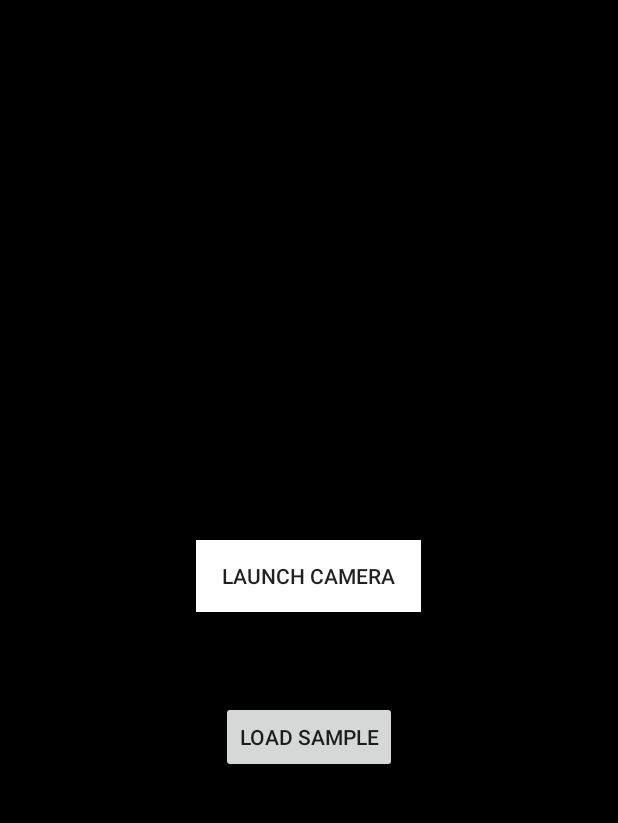
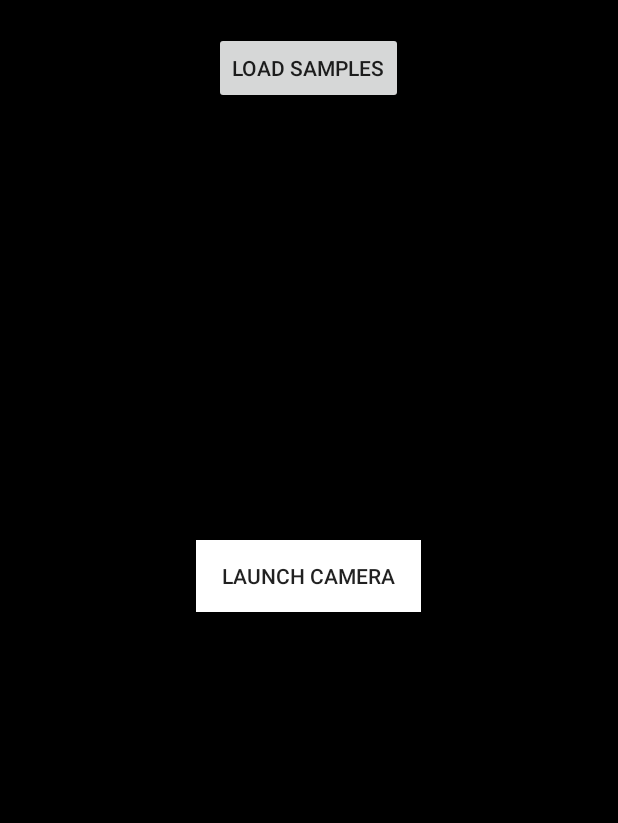
Before and after one commit to fed1620/ribbit, an Android app: the screen it shows after launch (MainActivity), on a phone screen of 412 x 824 dp, the part 84-907 px from its top. Run offline under Robolectric (Android 15) with nearby library versions, the phone set to English and light mode, and no system bars.

Commit message:
Changed recursive path retrieval to a nested loop and created image gallery to test the retrieval/viewing of the character base

```diff
--- a/app/src/main/res/layout/activity_main.xml
+++ b/app/src/main/res/layout/activity_main.xml
@@ -62,14 +62,13 @@
 
     <Button
         style="?android:attr/buttonStyleSmall"
-        android:onClick="loadSamplePool"
+        android:onClick="displaySamples"
         android:layout_width="wrap_content"
         android:layout_height="wrap_content"
         android:text="@string/sampleButton"
         android:id="@+id/sampleButton"
-        android:layout_below="@+id/button"
-        android:layout_centerHorizontal="true"
-        android:layout_marginTop="59dp" />
+        android:layout_alignTop="@+id/imageView"
+        android:layout_centerHorizontal="true" />
 
     <ImageView
         android:layout_width="100dp"
@@ -79,4 +78,19 @@
         android:layout_centerHorizontal="true"
         android:contentDescription="@string/sampleDescription" />
 
+    <HorizontalScrollView
+        android:layout_width="wrap_content"
+        android:layout_height="wrap_content"
+        android:id="@+id/sampleScrollView"
+        android:layout_alignTop="@+id/textView"
+        android:layout_centerHorizontal="true" >
+
+        <LinearLayout
+            android:id="@+id/sampleGallery"
+            android:orientation="horizontal"
+            android:gravity="center"
+            android:layout_width="wrap_content"
+            android:layout_height="wrap_content"/>
+    </HorizontalScrollView>
+
 </RelativeLayout>
--- a/app/src/main/res/values/strings.xml
+++ b/app/src/main/res/values/strings.xml
@@ -8,11 +8,11 @@
     <string name="welcomeMessage">Take a picture to get started!</string>
     <string name="processButton">Process</string>
     <string name="retakeButton">Retake</string>
+    <string name="sampleButton">Load Samples</string>
+    <string name="sampleDescription">a character from our sample base</string>
 
     <!--Process Activity-->
     <string name="title_activity_process">Process</string>
     <string name="segmentButton">Segment</string>
     <string name="precisionButton">Precision Segment</string>
-    <string name="sampleButton">Load Sample</string>
-    <string name="sampleDescription">a character from our sample base</string>
 </resources>
```
Also changed, not shown: app/src/main/java/fedffm/bytewrite/CharacterBase.java (added, +133 -0 lines), app/src/main/java/fedffm/bytewrite/MainActivity.java (+29 -8 lines), app/src/main/java/fedffm/bytewrite/SamplePool.java (deleted, +0 -132 lines).
